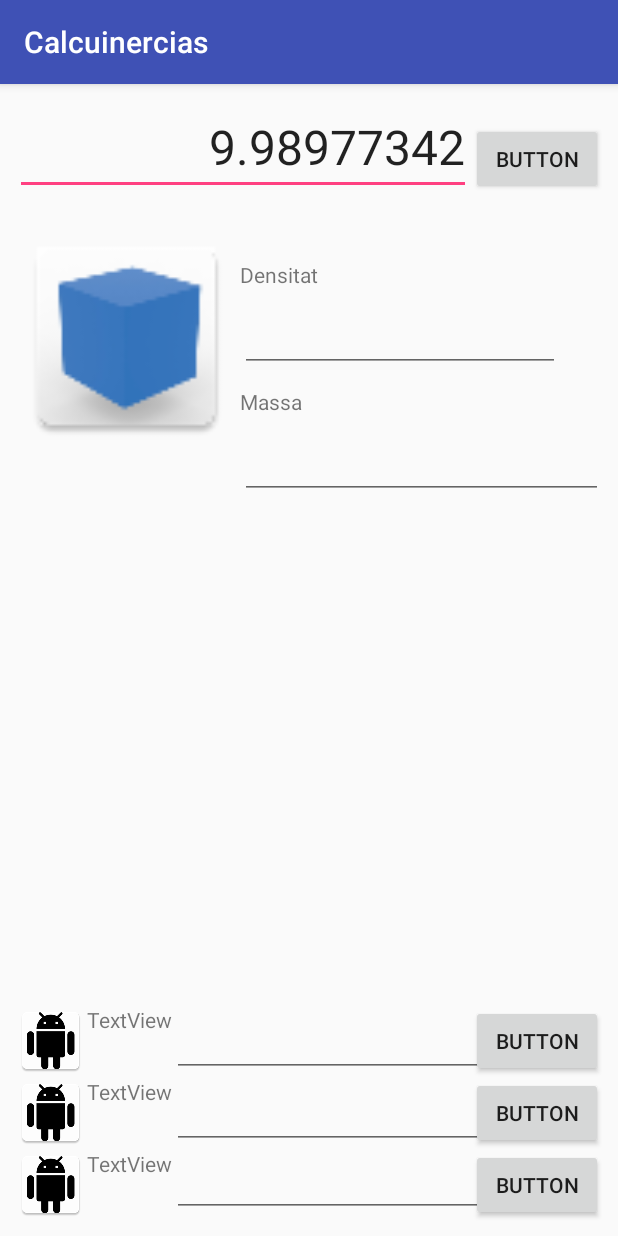
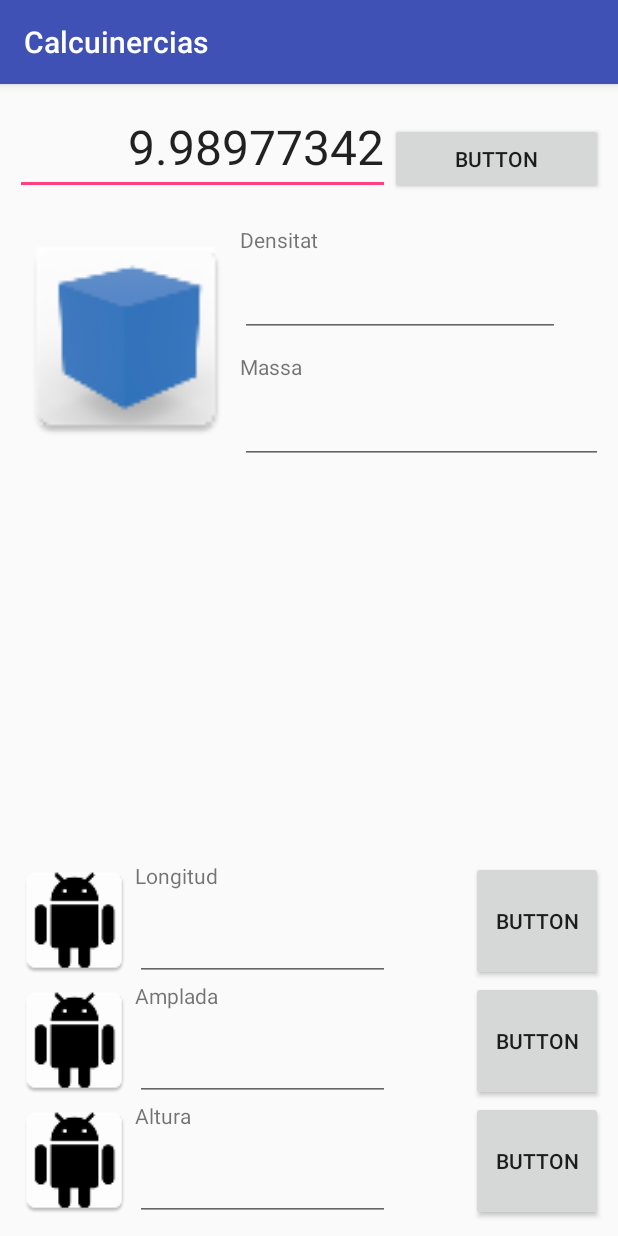
Before and after one commit to franrib/Calcuinercias, an Android app: the CalculatorActivity screen opened directly, with no data from a screen before it, on a phone screen of 412 x 824 dp. Run offline under Robolectric (Android 15) with nearby library versions, the phone set to English and light mode, and no system bars.

Commit message:
He arreglat el layout de l'activitat calculadora

```diff
--- a/app/src/main/res/layout/activity_calculator_relative.xml
+++ b/app/src/main/res/layout/activity_calculator_relative.xml
@@ -30,21 +30,11 @@
         android:id="@+id/resultat"
         android:layout_alignParentLeft="true"
         android:layout_alignParentStart="true"
-        android:layout_toStartOf="@+id/units_amplada"
+        android:layout_toStartOf="@+id/b_unitats_resultat"
         android:textSize="32sp"
         android:textAlignment="textEnd"
         android:gravity="end"
-        android:layout_toLeftOf="@+id/units_amplada" />
-
-    <TextView
-        android:text="Densitat"
-        android:layout_width="wrap_content"
-        android:layout_height="wrap_content"
-        android:layout_alignTop="@+id/diagrama"
-        android:layout_toRightOf="@+id/diagrama"
-        android:layout_toEndOf="@+id/diagrama"
-        android:layout_marginTop="23dp"
-        android:id="@+id/titol_densitat" />
+        android:layout_toLeftOf="@+id/b_unitats_resultat" />
 
     <EditText
         android:layout_width="wrap_content"
@@ -79,8 +69,8 @@
         android:layout_marginTop="10dp" />
 
     <ImageView
-        android:layout_width="wrap_content"
-        android:layout_height="wrap_content"
+        android:layout_width="80dp"
+        android:layout_height="80dp"
         app:srcCompat="@mipmap/ic_launcher"
         android:layout_alignParentBottom="true"
         android:layout_alignParentLeft="true"
@@ -91,32 +81,16 @@
         android:text="Button"
         android:layout_width="wrap_content"
         android:layout_height="wrap_content"
-        android:id="@+id/units_amplada"
-        android:layout_above="@+id/units_altura"
-        android:layout_alignParentRight="true"
-        android:layout_alignParentEnd="true" />
-
-    <Button
-        android:text="Button"
-        android:layout_width="wrap_content"
-        android:layout_height="wrap_content"
-        android:id="@+id/units_altura"
-        android:layout_alignParentBottom="true"
-        android:layout_alignParentRight="true"
-        android:layout_alignParentEnd="true" />
-
-    <Button
-        android:text="Button"
-        android:layout_width="wrap_content"
-        android:layout_height="wrap_content"
         android:id="@+id/b_unitats_resultat"
         android:layout_alignBottom="@+id/resultat"
         android:layout_alignParentRight="true"
-        android:layout_alignParentEnd="true" />
+        android:layout_alignParentEnd="true"
+        android:layout_toRightOf="@+id/valor_long"
+        android:layout_toEndOf="@+id/valor_long" />
 
     <ImageView
-        android:layout_width="wrap_content"
-        android:layout_height="wrap_content"
+        android:layout_width="80dp"
+        android:layout_height="80dp"
         app:srcCompat="@mipmap/ic_launcher"
         android:layout_above="@+id/im_altura"
         android:layout_alignParentLeft="true"
@@ -124,84 +98,115 @@
         android:id="@+id/im_amplada" />
 
     <ImageView
-        android:layout_width="wrap_content"
-        android:layout_height="wrap_content"
+        android:layout_width="80dp"
+        android:layout_height="80dp"
         app:srcCompat="@mipmap/ic_launcher"
         android:layout_above="@+id/im_amplada"
         android:layout_alignParentLeft="true"
         android:layout_alignParentStart="true"
         android:id="@+id/im_long" />
 
-    <Button
-        android:text="Button"
-        android:layout_width="wrap_content"
-        android:layout_height="wrap_content"
-        android:layout_above="@+id/units_amplada"
-        android:layout_alignParentRight="true"
-        android:layout_alignParentEnd="true"
-        android:id="@+id/units_long" />
-
     <TextView
-        android:text="TextView"
+        android:text="Longitud"
         android:layout_width="wrap_content"
         android:layout_height="wrap_content"
         android:layout_alignTop="@+id/im_long"
         android:layout_toRightOf="@+id/im_long"
         android:layout_toEndOf="@+id/im_long"
-        android:id="@+id/titol_long"
-        android:layout_above="@+id/im_amplada" />
+        android:id="@+id/titol_long" />
 
     <TextView
-        android:text="TextView"
+        android:text="Altura"
         android:layout_width="wrap_content"
         android:layout_height="wrap_content"
         android:layout_below="@+id/im_amplada"
-        android:layout_alignRight="@+id/titol_amplada"
-        android:layout_alignEnd="@+id/titol_amplada"
         android:id="@+id/titol_altura"
-        android:layout_alignParentBottom="true" />
-
-    <EditText
-        android:layout_width="wrap_content"
-        android:layout_height="wrap_content"
-        android:inputType="number"
-        android:ems="10"
-        android:layout_below="@+id/units_amplada"
-        android:id="@+id/valor_altura"
-        android:layout_toLeftOf="@+id/units_amplada"
-        android:layout_toRightOf="@+id/titol_altura"
-        android:layout_toEndOf="@+id/titol_altura" />
-
-    <EditText
-        android:layout_width="wrap_content"
-        android:layout_height="wrap_content"
-        android:inputType="number"
-        android:ems="10"
-        android:layout_above="@+id/units_altura"
-        android:layout_toRightOf="@+id/titol_amplada"
-        android:layout_toEndOf="@+id/titol_amplada"
-        android:id="@+id/valor_amplada" />
-
-    <EditText
-        android:layout_width="wrap_content"
-        android:layout_height="wrap_content"
-        android:inputType="number"
-        android:ems="10"
-        android:layout_above="@+id/units_amplada"
-        android:layout_toRightOf="@+id/titol_long"
-        android:layout_toLeftOf="@id/units_long"
-        android:layout_toEndOf="@+id/titol_long"
-        android:id="@+id/valor_long" />
+        android:layout_toRightOf="@+id/im_altura"
+        android:layout_alignRight="@+id/diagrama"
+        android:layout_alignEnd="@+id/diagrama" />
 
     <TextView
-        android:text="TextView"
+        android:text="Amplada"
         android:layout_width="wrap_content"
         android:layout_height="wrap_content"
         android:id="@+id/titol_amplada"
         android:layout_below="@+id/im_long"
         android:layout_toRightOf="@+id/im_amplada"
 
+        android:layout_toEndOf="@+id/im_amplada" />
+
+    <Button
+        android:text="Button"
+        android:layout_width="wrap_content"
+        android:layout_height="wrap_content"
+        android:id="@+id/units_altura"
+        android:layout_below="@+id/units_amplada"
+        android:layout_toEndOf="@+id/valor_altura"
+        android:layout_alignParentBottom="true"
+        android:layout_alignLeft="@+id/units_amplada"
+        android:layout_alignStart="@+id/units_amplada" />
+
+    <TextView
+        android:text="Densitat"
+        android:layout_width="wrap_content"
+        android:layout_height="wrap_content"
+        android:id="@+id/titol_densitat"
+        android:layout_alignTop="@+id/diagrama"
+        android:layout_toRightOf="@+id/diagrama"
+        android:layout_toEndOf="@+id/diagrama" />
+
+    <EditText
+        android:layout_width="170dp"
+        android:layout_height="wrap_content"
+        android:inputType="number"
+        android:ems="10"
+        android:id="@+id/valor_long"
+        android:layout_below="@+id/titol_long"
+        android:layout_above="@+id/im_amplada"
+        android:layout_toLeftOf="@+id/units_long"
+        android:layout_toRightOf="@+id/im_amplada"
+        android:layout_toEndOf="@+id/im_amplada" />
+
+    <Button
+        android:text="Button"
+        android:layout_width="wrap_content"
+        android:layout_height="wrap_content"
+        android:id="@+id/units_long"
+        android:layout_alignTop="@+id/titol_long"
+        android:layout_alignBottom="@+id/valor_long"
+        android:layout_alignParentRight="true"
+        android:layout_alignParentEnd="true" />
+
+    <EditText
+        android:layout_width="170dp"
+        android:layout_height="wrap_content"
+        android:inputType="number"
+        android:ems="10"
+        android:id="@+id/valor_amplada"
+        android:layout_below="@+id/titol_amplada"
+        android:layout_toRightOf="@+id/im_amplada"
         android:layout_toEndOf="@+id/im_amplada"
         android:layout_above="@+id/im_altura" />
 
+    <Button
+        android:text="Button"
+        android:layout_width="wrap_content"
+        android:layout_height="wrap_content"
+        android:id="@+id/units_amplada"
+        android:layout_below="@+id/units_long"
+        android:layout_alignParentRight="true"
+        android:layout_alignParentEnd="true"
+        android:layout_alignBottom="@+id/valor_amplada" />
+
+    <EditText
+        android:layout_width="170dp"
+        android:layout_height="wrap_content"
+        android:inputType="number"
+        android:ems="10"
+        android:id="@+id/valor_altura"
+        android:layout_toRightOf="@+id/im_altura"
+        android:layout_toEndOf="@+id/im_altura"
+        android:layout_alignParentBottom="true"
+        android:layout_below="@+id/titol_altura" />
+
 </RelativeLayout>
```
